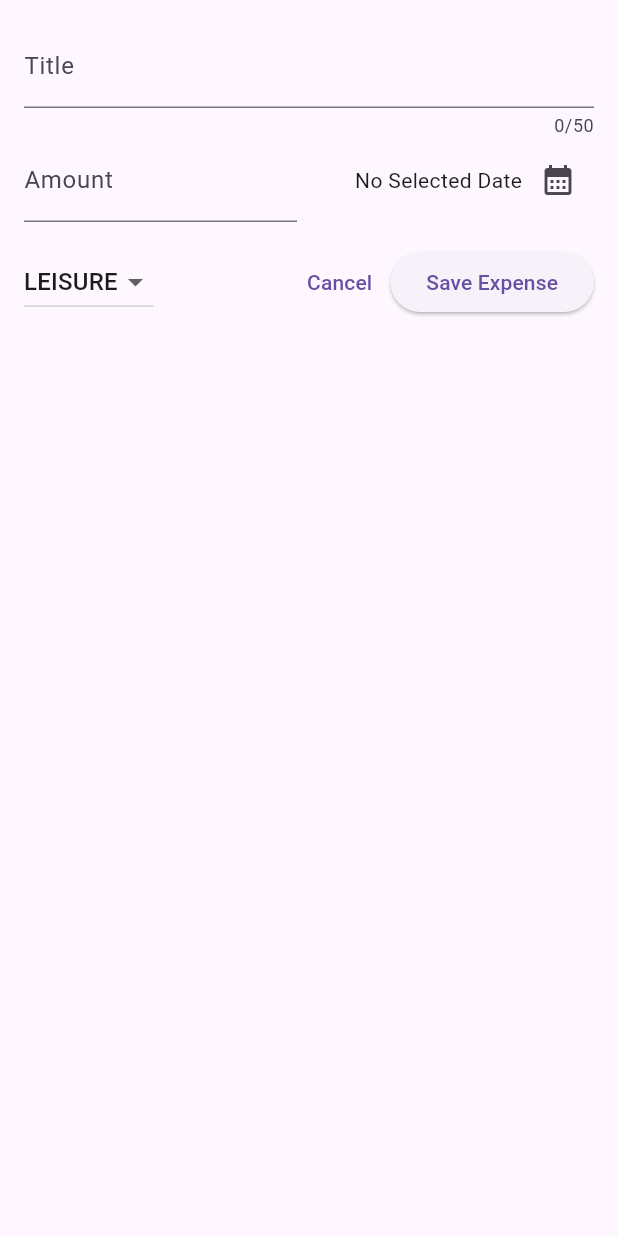
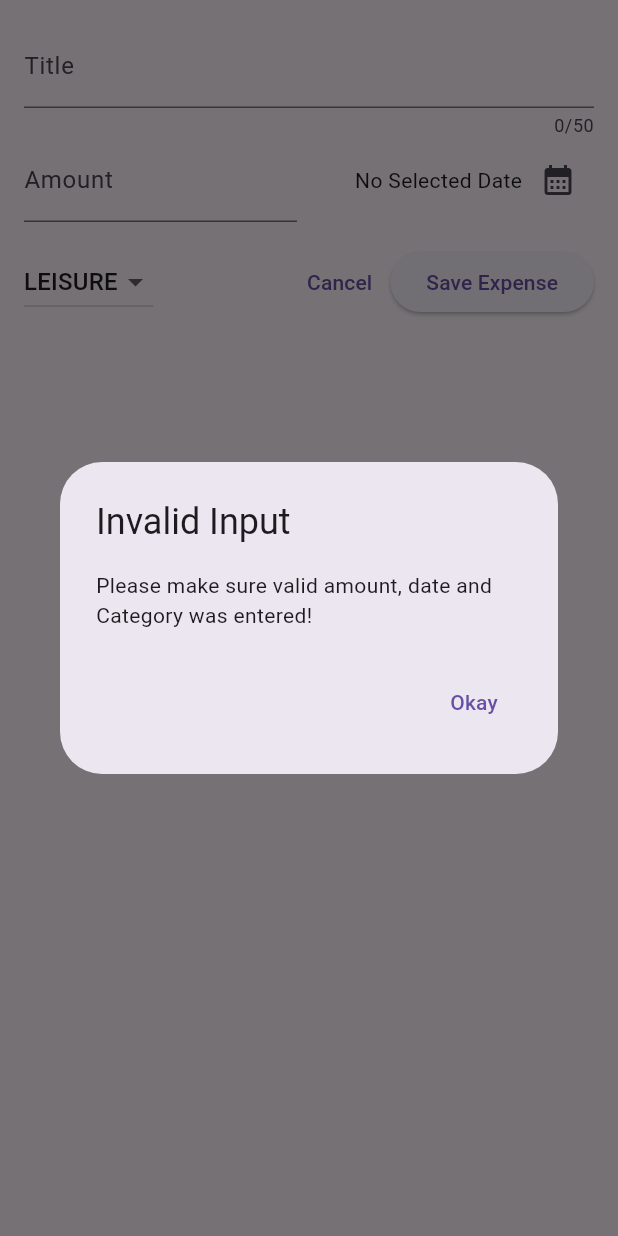
Before and after one commit to Gunawardhane/Flutter-Expenses-Tracker, a Flutter app: the NewExpenses widget shown alone on an empty page, opened directly, after a tap on "Save Expense", on a phone screen of 412 x 824 dp. Run offline on Flutter 3.47's test engine with Material 3 defaults, Android fonts, the phone set to English and light mode, and no system bars.

Commit message:
Validate User Inputs and Show Error Dialog Boxes

```diff
--- a/lib/widgets/new_expenses.dart
+++ b/lib/widgets/new_expenses.dart
@@ -30,6 +30,32 @@ class _NewExpenseState extends State<NewExpenses> {
     setState(() {
       _selectedDate = pickedDate;
     });
+  }
+
+  void _submitExpenseData() {
+    final enteredAmount = double.tryParse(_amountController.text);
+    final amountIsInvalid = enteredAmount == null || enteredAmount <= 0;
+    if (_titleController.text.trim().isEmpty ||
+        amountIsInvalid ||
+        _selectedDate == null) {
+      showDialog(
+        context: context,
+        builder: (ctx) => AlertDialog(
+          title: const Text('Invalid Input'),
+          content: const Text(
+              "Please make sure valid amount, date and Category was entered!"),
+          actions: [
+            TextButton(
+              onPressed: () {
+                Navigator.pop(ctx);
+              },
+              child: const Text("Okay"),
+            )
+          ],
+        ),
+      );
+      return;
+    }
   }
 
   @override
@@ -111,10 +137,7 @@ class _NewExpenseState extends State<NewExpenses> {
                 child: const Text("Cancel"),
               ),
               ElevatedButton(
-                  onPressed: () {
-                    print(_titleController.text);
-                    print(_amountController.text);
-                  },
+                  onPressed: _submitExpenseData,
                   child: const Text('Save Expense')),
             ],
           ),
```
